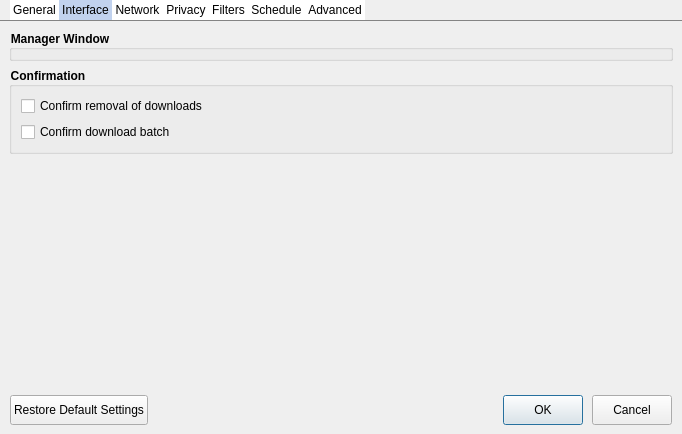
Old version of the form src/dialogs/preferencedialog.ui in the repository setvisible/ArrowDL.
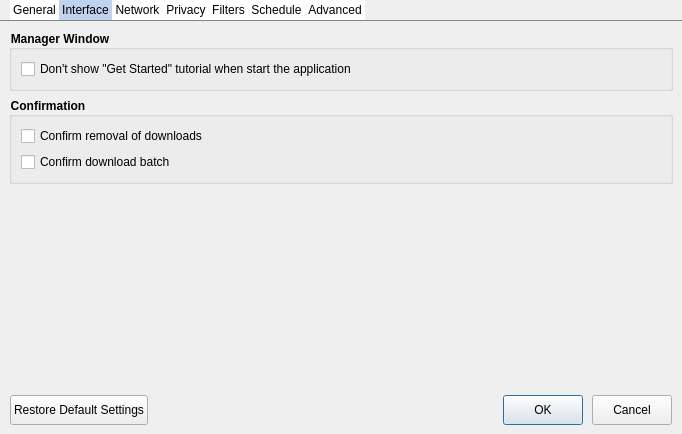
New version of the form. The open tabs and pages were chosen to show the change. Icons and pictures are not drawn. Custom widgets are drawn as their Qt base class.

Commit message: [UI] Add tutorial wizard

The edit to the form file:
```diff
--- a/src/dialogs/preferencedialog.ui
+++ b/src/dialogs/preferencedialog.ui
@@ -183,6 +183,15 @@
          <property name="title">
           <string>Manager Window</string>
          </property>
+         <layout class="QVBoxLayout" name="verticalLayout_3">
+          <item>
+           <widget class="QCheckBox" name="dontShowTutorialCheckBox">
+            <property name="text">
+             <string>Don't show &quot;Get Started&quot; tutorial when start the application</string>
+            </property>
+           </widget>
+          </item>
+         </layout>
         </widget>
        </item>
        <item>
```
The commit also changes 13 other files.
